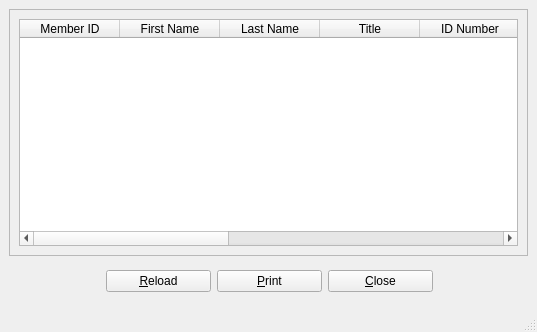
Before: the Qt Designer form history.ui in textbrowser/biblioteq, drawn with Qt 5.
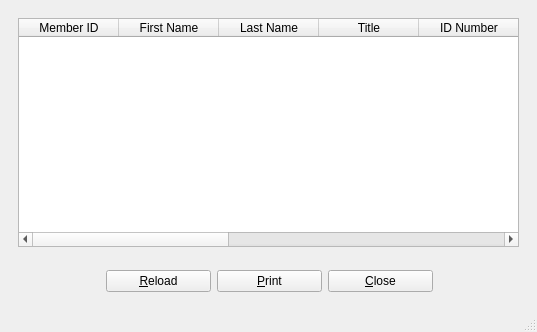
After: the same form once the commit is applied. Icons and pictures are not drawn.

```diff
--- a/history.ui
+++ b/history.ui
@@ -21,12 +21,6 @@
    <layout class="QVBoxLayout">
     <item>
      <widget class="QFrame" name="frame">
-      <property name="frameShape">
-       <enum>QFrame::StyledPanel</enum>
-      </property>
-      <property name="frameShadow">
-       <enum>QFrame::Raised</enum>
-      </property>
       <layout class="QVBoxLayout">
        <item>
         <widget class="QTableWidget" name="table">
```
